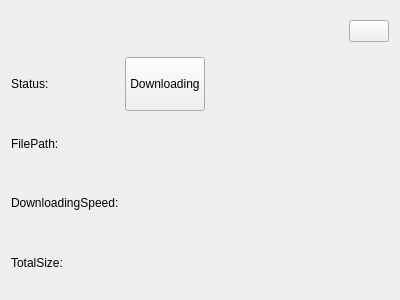
Before: the Qt Designer form sVanilla/src/ClientUi/Download/DownloadingInfoWidget.ui in WangPengZhan/sVanilla, drawn with Qt 5.
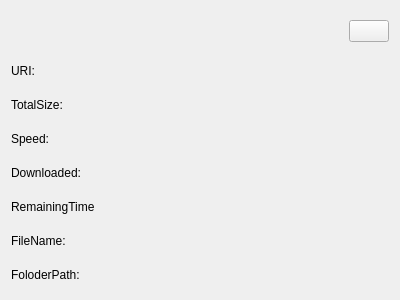
After: the same form once the commit is applied. Icons and pictures are not drawn.

Commit message:
feature: adjust downloading info (#56)
* feature(downloader): add download item status
* feature(downloader): adjust downloading info
* feature(downloader): add selected actions menu

What changed in the file:
```diff
--- a/sVanilla/src/ClientUi/Download/DownloadingInfoWidget.ui
+++ b/sVanilla/src/ClientUi/Download/DownloadingInfoWidget.ui
@@ -15,37 +15,44 @@
     </property>
     <layout class="QGridLayout" name="gridLayout_2">
       <item row="3" column="0">
-        <widget class="QLabel" name="labelFilePathIdentifier">
+    <widget class="QLabel" name="labelSpeedIdentifier">
           <property name="text">
-            <string>FilePath:</string>
+      <string>Speed:</string>
           </property>
         </widget>
       </item>
-      <item row="0" column="3">
-        <widget class="QPushButton" name="btnClose">
+   <item row="2" column="1" colspan="3">
+    <widget class="QLabel" name="labelTotalSize">
           <property name="text">
-            <string />
-          </property>
-          <property name="icon">
-            <iconset>
-              <normaloff>:/icon/video/close.svg</normaloff>:/icon/video/close.svg</iconset>
-          </property>
-          <property name="_vanillaStyle_Patch" stdset="0">
-            <string>CleanButtonPatch</string>
+      <string/>
+     </property>
+    </widget>
+   </item>
+   <item row="3" column="1" colspan="3">
+    <widget class="QLabel" name="labelSpeed">
+     <property name="text">
+      <string/>
+     </property>
+    </widget>
+   </item>
+   <item row="6" column="1" colspan="3">
+    <widget class="QLabel" name="labelFileName">
+     <property name="text">
+      <string/>
           </property>
         </widget>
       </item>
-      <item row="5" column="0">
-        <widget class="QLabel" name="totalSizeLabel">
+   <item row="7" column="1" colspan="3">
+    <widget class="QLabel" name="labelFolderPath">
           <property name="text">
-            <string>TotalSize:</string>
+      <string/>
           </property>
         </widget>
       </item>
-      <item row="2" column="0">
-        <widget class="QLabel" name="labelStatusIdentifier">
+   <item row="6" column="0">
+    <widget class="QLabel" name="labelFileNameIdentifier">
           <property name="text">
-            <string>Status:</string>
+      <string>FileName:</string>
           </property>
         </widget>
       </item>
@@ -63,56 +70,72 @@
         </spacer>
       </item>
       <item row="4" column="0">
-        <widget class="QLabel" name="labelSpeedIdentifier">
+    <widget class="QLabel" name="labelDownloadedIdentifier">
           <property name="text">
-            <string>DownloadingSpeed:</string>
+      <string>Downloaded:</string>
           </property>
         </widget>
       </item>
-      <item row="2" column="1">
-        <widget class="QPushButton" name="btnStatus">
-          <property name="sizePolicy">
-            <sizepolicy hsizetype="Minimum" vsizetype="Minimum">
-              <horstretch>0</horstretch>
-              <verstretch>0</verstretch>
-            </sizepolicy>
-          </property>
-          <property name="layoutDirection">
-            <enum>Qt::LayoutDirection::RightToLeft</enum>
-          </property>
+   <item row="2" column="0">
+    <widget class="QLabel" name="totalSizeLabel">
           <property name="text">
-            <string>Downloading</string>
-          </property>
-          <property name="icon">
-            <iconset>
-              <normaloff>:/icon/download/downloading.svg</normaloff>:/icon/download/downloading.svg</iconset>
-          </property>
-          <property name="checkable">
-            <bool>false</bool>
-          </property>
-          <property name="_vanillaStyle_Patch" stdset="0">
-            <string>CleanButtonPatch</string>
-          </property>
-        </widget>
-      </item>
-      <item row="3" column="1" colspan="3">
-        <widget class="QLabel" name="labelFilePath">
+      <string>TotalSize:</string>
+     </property>
+    </widget>
+   </item>
+   <item row="1" column="0">
+    <widget class="QLabel" name="labelURIIdentifier">
           <property name="text">
-            <string />
-          </property>
-        </widget>
-      </item>
-      <item row="4" column="1" colspan="3">
-        <widget class="QLabel" name="labelSpeed">
-          <property name="text">
-            <string />
+      <string>URI:</string>
           </property>
         </widget>
       </item>
       <item row="5" column="1" colspan="3">
-        <widget class="QLabel" name="labelTotalSize">
+    <widget class="QLabel" name="labelRemainingTime">
           <property name="text">
-            <string />
+      <string/>
+     </property>
+    </widget>
+   </item>
+   <item row="7" column="0">
+    <widget class="QLabel" name="labelFolderPathIdentifier">
+     <property name="text">
+      <string>FoloderPath:</string>
+     </property>
+    </widget>
+   </item>
+   <item row="1" column="1" colspan="3">
+    <widget class="QLabel" name="labelURI">
+     <property name="text">
+      <string/>
+     </property>
+    </widget>
+   </item>
+   <item row="4" column="1" colspan="3">
+    <widget class="QLabel" name="labelDownloaded">
+     <property name="text">
+      <string/>
+     </property>
+    </widget>
+   </item>
+   <item row="5" column="0">
+    <widget class="QLabel" name="labelRemainingTimeIdentifier">
+     <property name="text">
+      <string>RemainingTime</string>
+     </property>
+    </widget>
+   </item>
+   <item row="0" column="3">
+    <widget class="QPushButton" name="btnClose">
+     <property name="text">
+      <string/>
+     </property>
+     <property name="icon">
+      <iconset>
+       <normaloff>:/icon/video/close.svg</normaloff>:/icon/video/close.svg</iconset>
+     </property>
+     <property name="_vanillaStyle_Patch" stdset="0">
+      <string>CleanButtonPatch</string>
           </property>
         </widget>
       </item>
```
Left out of the diff: 3 changed lines with no effect on the pictures. Lines whose indentation alone changed are shown as unchanged. The commit also changes 23 other files.
